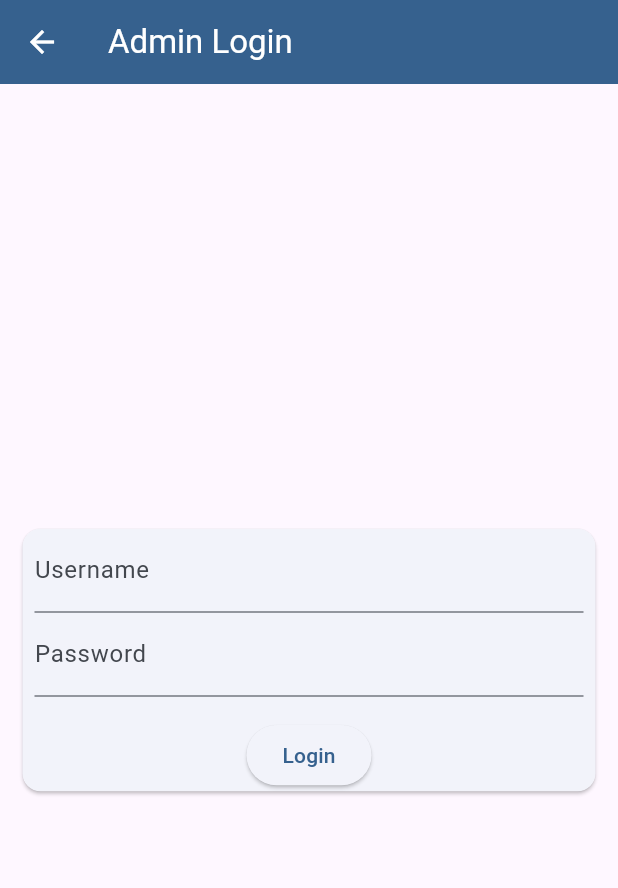
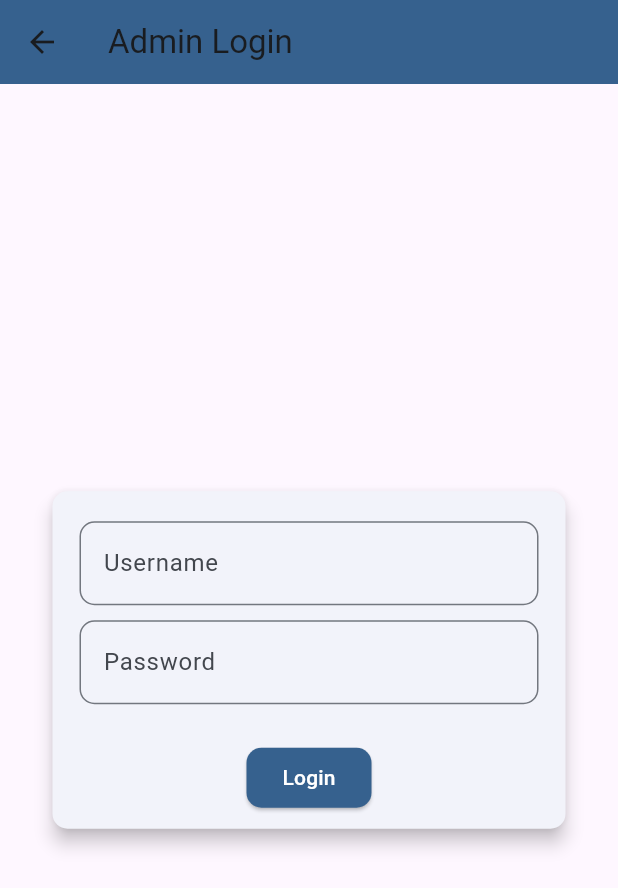
Before and after one commit to Krish-Choudhary/Bochord-Smart-Library, a Flutter app: the screen it shows once a user with an empty profile is signed in, in the side drawer, after a tap on "Admin", on a phone screen of 412 x 824 dp. Shown: the top 888 px of the screen. Run offline on Flutter 3.47's test engine with Material 3 defaults, Android fonts, the phone set to English and light mode, and no system bars; our stand-ins replace cloud_firestore, dio, firebase_auth, firebase_core, firebase_storage, google_fonts and 2 more; missing offline and left inert: dialog_flowtter; accounts and stored records are empty; network calls fail.

Commit message:
Improved Admin Login UI

```diff
--- a/lib/screens/admin_login.dart
+++ b/lib/screens/admin_login.dart
@@ -66,21 +66,33 @@ class _AdminLoginState extends State<AdminLogin> {
     return Scaffold(
       appBar: AppBar(
         title: const Text('Admin Login'),
-        foregroundColor: Theme.of(context).colorScheme.onPrimary,
-        backgroundColor: Theme.of(context).colorScheme.primary,
+        backgroundColor:
+            Theme.of(context).colorScheme.primary, // Use theme colors
       ),
       body: Center(
         child: SingleChildScrollView(
+          padding: const EdgeInsets.symmetric(horizontal: 20.0),
           child: Card(
             margin: const EdgeInsets.all(15),
+            elevation: 5.0, // Add some shadow for depth
+            shape: RoundedRectangleBorder(
+              borderRadius: BorderRadius.circular(10.0), // Rounded corners
+            ),
             child: Form(
               key: _form,
               child: Column(
                 children: [
                   Padding(
-                    padding: const EdgeInsets.symmetric(horizontal: 8),
+                    padding:
+                        const EdgeInsets.only(top: 20.0, left: 18, right: 18),
                     child: TextFormField(
-                      decoration: const InputDecoration(labelText: 'Username'),
+                      decoration: InputDecoration(
+                        labelText: 'Username',
+                        border: OutlineInputBorder(
+                          borderRadius:
+                              BorderRadius.circular(10.0), // Match card corners
+                        ),
+                      ),
                       autocorrect: false,
                       enableSuggestions: false,
                       initialValue: '',
@@ -103,9 +115,16 @@ class _AdminLoginState extends State<AdminLogin> {
                     ),
                   ),
                   Padding(
-                    padding: const EdgeInsets.symmetric(horizontal: 8.0),
+                    padding: const EdgeInsets.symmetric(
+                        vertical: 10.0, horizontal: 18),
                     child: TextFormField(
-                      decoration: const InputDecoration(labelText: 'Password'),
+                      decoration: InputDecoration(
+                        labelText: 'Password',
+                        border: OutlineInputBorder(
+                          borderRadius:
+                              BorderRadius.circular(10.0), // Match card corners
+                        ),
+                      ),
                       autocorrect: false,
                       enableSuggestions: false,
                       initialValue: '',
@@ -131,10 +150,18 @@ class _AdminLoginState extends State<AdminLogin> {
                   const SizedBox(height: 15),
                   ElevatedButton(
                     onPressed: _isSending ? null : _login,
+                    style: ElevatedButton.styleFrom(
+                      backgroundColor: Theme.of(context).colorScheme.primary,
+                      foregroundColor: Theme.of(context).colorScheme.onPrimary,
+                      shape: RoundedRectangleBorder(
+                        borderRadius: BorderRadius.circular(10.0),
+                      ),
+                    ),
                     child: _isSending
                         ? const CircularProgressIndicator()
                         : const Text('Login'),
                   ),
+                  SizedBox(height: 10)
                 ],
               ),
             ),
```
